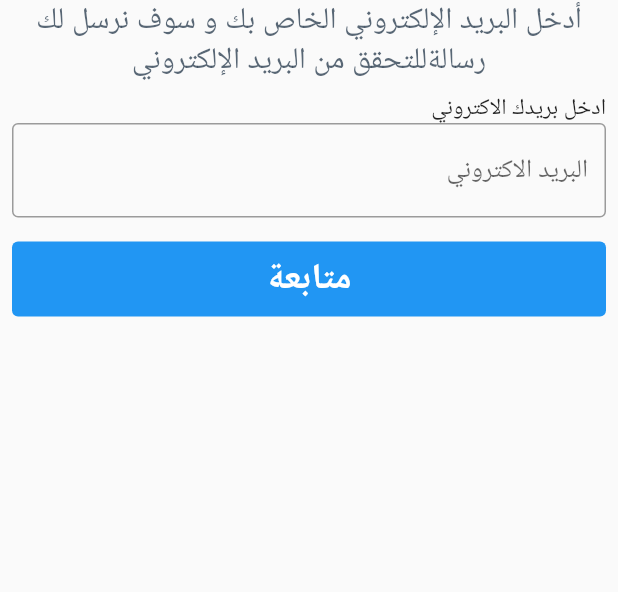
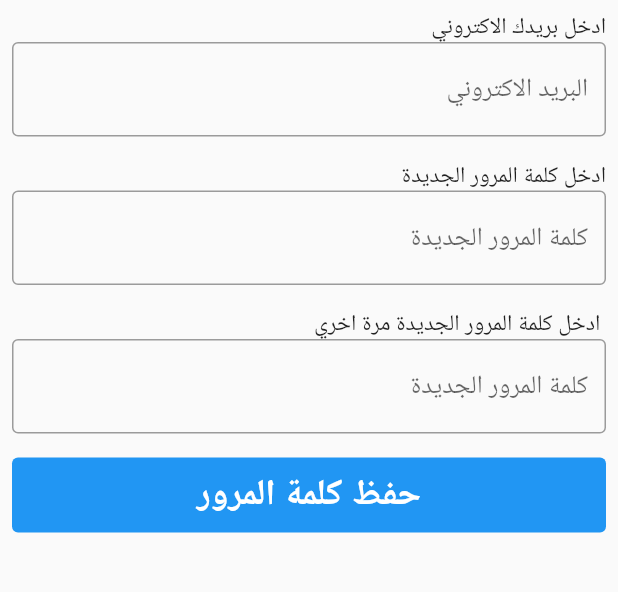
Before and after one commit to AdhamNour/Tamyuz, a Flutter app: the ForgotPasswordScreen screen opened by its route, after a tap on "متابعة", on a phone screen of 412 x 824 dp, the part 84-676 px from its top. Run offline on Flutter 3.47's test engine with Material 2 defaults, Android fonts, the phone set to English and light mode, and no system bars; our stand-ins replace font_awesome_flutter.

Commit message:
finished reset password screen

```diff
--- a/lib/Authentication/ForgotPasswordScreen.dart
+++ b/lib/Authentication/ForgotPasswordScreen.dart
@@ -1,6 +1,7 @@
 // ignore_for_file: file_names
 
 import 'package:flutter/material.dart';
+import 'package:tamuz_application/Authentication/ResetPassword.dart';
 import 'package:tamuz_application/shared/Components/Button.dart';
 import 'package:tamuz_application/shared/Components/FormField.dart';
 
@@ -35,7 +36,9 @@ class ForgotPasswordScreen extends StatelessWidget {
           ),
           Button(
               text: 'متابعة',
-              onPress: () {},
+              onPress: () {
+                Navigator.of(context).pushNamed(ResetPasswordScreen.routeName);
+              },
               secondayColor: Colors.white,
               primaryColor: Colors.blue),
         ],
--- /dev/null
+++ b/lib/Authentication/ResetPassword.dart
@@ -0,0 +1,50 @@
+// ignore_for_file: file_names
+
+import 'package:flutter/material.dart';
+import 'package:tamuz_application/shared/Components/Button.dart';
+import 'package:tamuz_application/shared/Components/FormField.dart';
+
+class ResetPasswordScreen extends StatelessWidget {
+  const ResetPasswordScreen({Key? key}) : super(key: key);
+  static const routeName = "/ResetPassword";
+
+  @override
+  Widget build(BuildContext context) {
+    return Scaffold(
+      appBar: AppBar(
+        title: const Text(
+          'نسيت كلمة المرور',
+          style: TextStyle(color: Color.fromARGB(200, 44, 62, 80)),
+        ),
+        iconTheme: const IconThemeData(color: Colors.blue),
+        elevation: 0,
+      ),
+      body: Column(
+        children: [
+          Form(
+              child: Column(
+            children: const [
+              FormInputField(
+                label: 'ادخل بريدك الاكتروني',
+                placeholder: 'البريد الاكتروني',
+              ),
+              FormInputField(
+                label: 'ادخل كلمة المرور الجديدة',
+                placeholder: 'كلمة المرور الجديدة',
+              ),
+              FormInputField(
+                label: ' ادخل كلمة المرور الجديدة مرة اخري',
+                placeholder: 'كلمة المرور الجديدة',
+              ),
+            ],
+          )),
+          Button(
+              text: 'حفظ كلمة المرور',
+              onPress: () {},
+              secondayColor: Colors.white,
+              primaryColor: Colors.blue),
+        ],
+      ),
+    );
+  }
+}
--- a/lib/main.dart
+++ b/lib/main.dart
@@ -2,6 +2,7 @@ import 'package:flutter/material.dart';
 import 'package:flutter_localizations/flutter_localizations.dart';
 import 'package:tamuz_application/Authentication/Authentication.dart';
 import 'package:tamuz_application/Authentication/ForgotPasswordScreen.dart';
+import 'package:tamuz_application/Authentication/ResetPassword.dart';
 import 'package:tamuz_application/Welcome/WelcomeScreen.dart';
 
 void main() {
@@ -36,7 +37,8 @@ class MyApp extends StatelessWidget {
         home: const WelcomeScreen(),
         routes: {
           AuthenticationScreen.routeName: (ctx) => const AuthenticationScreen(),
-          ForgotPasswordScreen.routeName: (ctx) => const ForgotPasswordScreen()
+          ForgotPasswordScreen.routeName: (ctx) => const ForgotPasswordScreen(),
+          ResetPasswordScreen.routeName: (ctx) => const ResetPasswordScreen(),
         },
         localizationsDelegates: const [
           GlobalCupertinoLocalizations.delegate,
```
